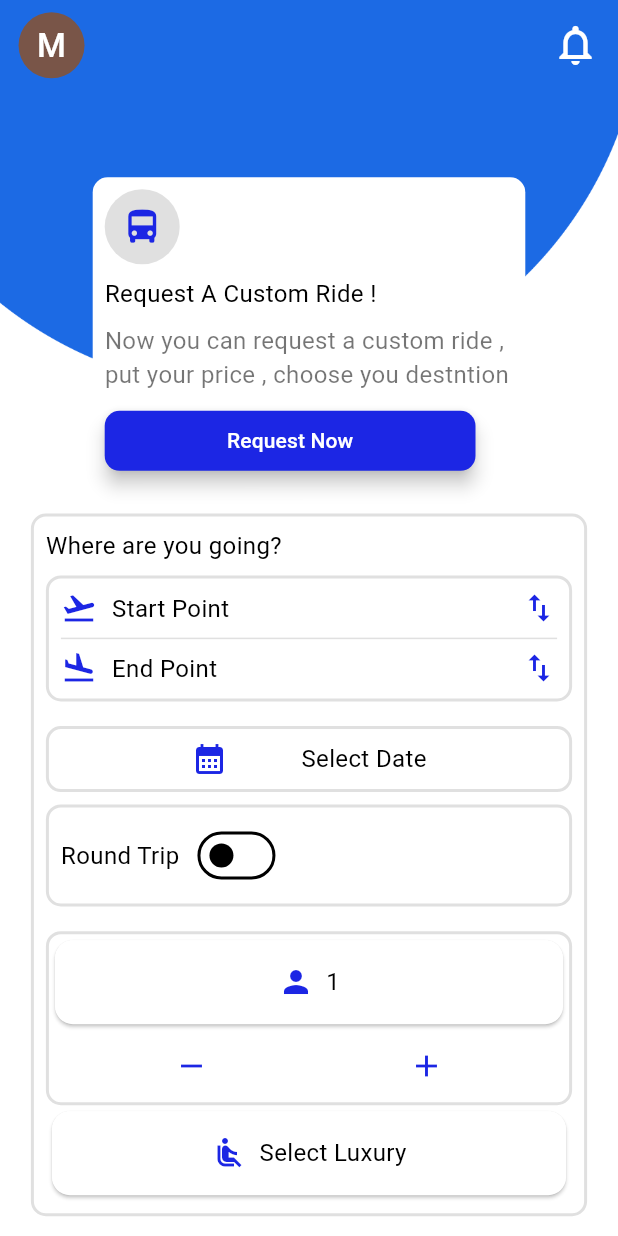
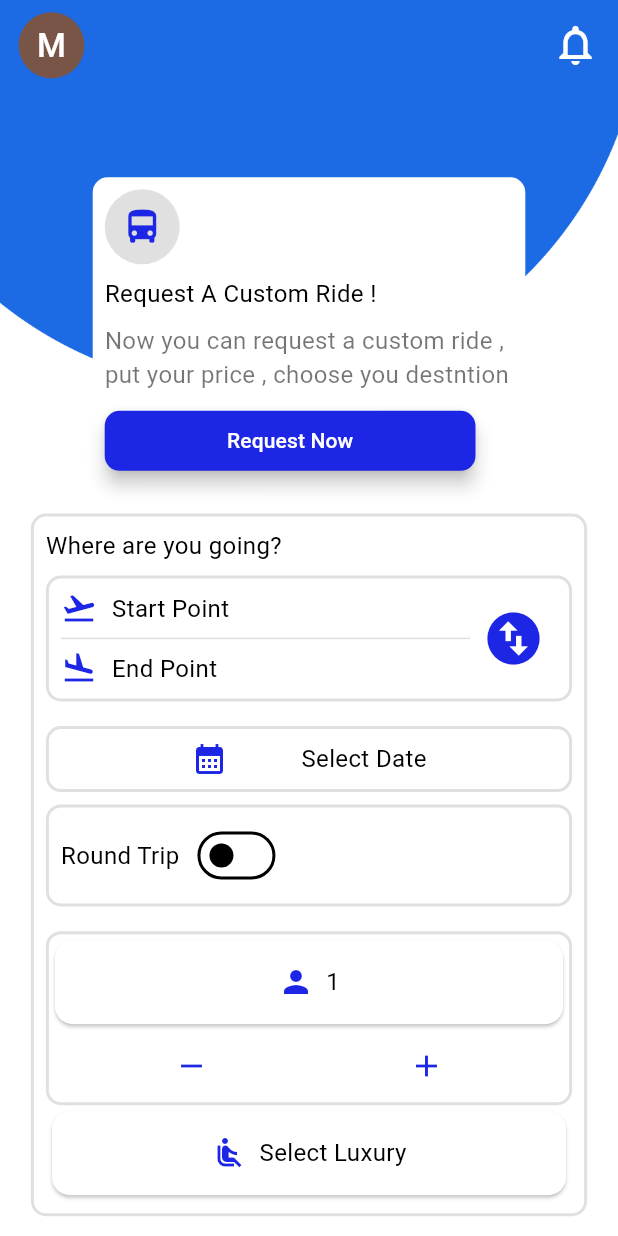
Before and after one commit to Brmja-Tech/YallaBus, a Flutter app: the screen it shows after launch, on a phone screen of 412 x 824 dp. Run offline on Flutter 3.47's test engine with Material 3 defaults, Android fonts, the light colour scheme and no system bars; our stand-ins replace easy_localization, flutter_screenutil, gap; Roboto replaces fonts that are missing (Poppins).

Commit message:
home updated

```diff
--- a/lib/core/styles/app_colors.dart
+++ b/lib/core/styles/app_colors.dart
@@ -2,7 +2,7 @@ import 'package:flutter/material.dart';
 import 'package:sama_bus/core/extentions/color_extension.dart';
 
 abstract final class AppColors {
-  static final Color primaryColor = HexColor.fromHex('#1C26E4');
+  static final Color  primaryColor = HexColor.fromHex('#1C26E4');
   static const Color secondaryColor = Colors.white;
   static const Color textColor = Colors.black;
   static final Color gestureColor = HexColor.fromHex('#0061FF');
--- a/lib/features/home/view/home_screen.dart
+++ b/lib/features/home/view/home_screen.dart
@@ -137,6 +137,9 @@ class _HomescreenState extends State<Homescreen> {
                               ),
                               child: Padding(
                                 padding: const EdgeInsets.all(8.0),
+                                child: Row(
+                                  children: [
+                                    Expanded(
                                       child: Column(
                                         children: [
                                           InkWell(
@@ -148,15 +151,19 @@ class _HomescreenState extends State<Homescreen> {
                                                   return ListView.builder(
                                                     shrinkWrap: true,
                                                     itemCount: citys.length,
-                                              itemBuilder: (context, index) {
+                                                    itemBuilder:
+                                                        (context, index) {
                                                       return ListTile(
                                                         onTap: () {
                                                           setState(() {
-                                                      city1 = citys[index];
+                                                            city1 =
+                                                                citys[index];
                                                           });
-                                                    Navigator.pop(context);
+                                                          Navigator.pop(
+                                                              context);
                                                         },
-                                                  title: Text(citys[index]),
+                                                        title:
+                                                            Text(citys[index]),
                                                       );
                                                     },
                                                   );
@@ -181,15 +188,19 @@ class _HomescreenState extends State<Homescreen> {
                                                   return ListView.builder(
                                                     shrinkWrap: true,
                                                     itemCount: citys.length,
-                                              itemBuilder: (context, index) {
+                                                    itemBuilder:
+                                                        (context, index) {
                                                       return ListTile(
                                                         onTap: () {
                                                           setState(() {
-                                                      city2 = citys[index];
+                                                            city2 =
+                                                                citys[index];
                                                           });
-                                                    Navigator.pop(context);
+                                                          Navigator.pop(
+                                                              context);
                                                         },
-                                                  title: Text(citys[index]),
+                                                        title:
+                                                            Text(citys[index]),
                                                       );
                                                     },
                                                   );
@@ -202,6 +213,23 @@ class _HomescreenState extends State<Homescreen> {
                                               w: w,
                                             ),
                                           ),
+                                        ],
+                                      ),
+                                    ),
+                                    IconButton(
+                                      onPressed: () {
+                                        setState(() {
+                                          String temp = city1 ?? '';
+                                          city1 = city2 ?? '';
+                                          city2 = temp;
+                                        });
+                                      },
+                                      icon: Icon(
+                                        Icons.swap_vert_circle,
+                                        color: AppColors.primaryColor,
+                                        size: 42,
+                                      ),
+                                    )
                                   ],
                                 ),
                               ),
@@ -402,8 +430,6 @@ class _HomescreenState extends State<Homescreen> {
           text,
           style: const TextStyle(fontSize: 16),
         ),
-        Spacer(),
-        Icon(Icons.swap_vert, color: AppColors.primaryColor),
       ],
     );
   }
--- a/lib/main.dart
+++ b/lib/main.dart
@@ -2,7 +2,6 @@ import 'package:easy_localization/easy_localization.dart';
 import 'package:flutter/material.dart';
 import 'package:flutter_screenutil/flutter_screenutil.dart';
 import 'package:sama_bus/core/styles/light_theme.dart';
-import 'package:sama_bus/features/Auth/view/login_screen.dart';
 import 'package:sama_bus/features/home/view/home_screen.dart';
 
 Future<void> main() async {
```
Lines whose indentation alone changed are shown as unchanged.
